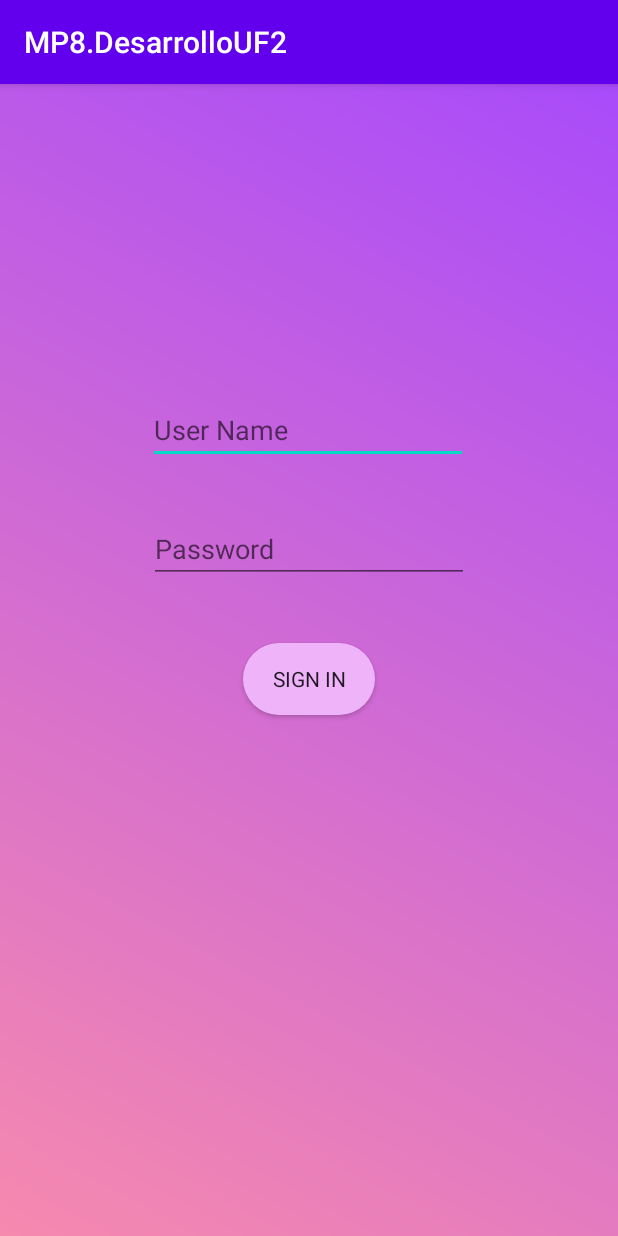
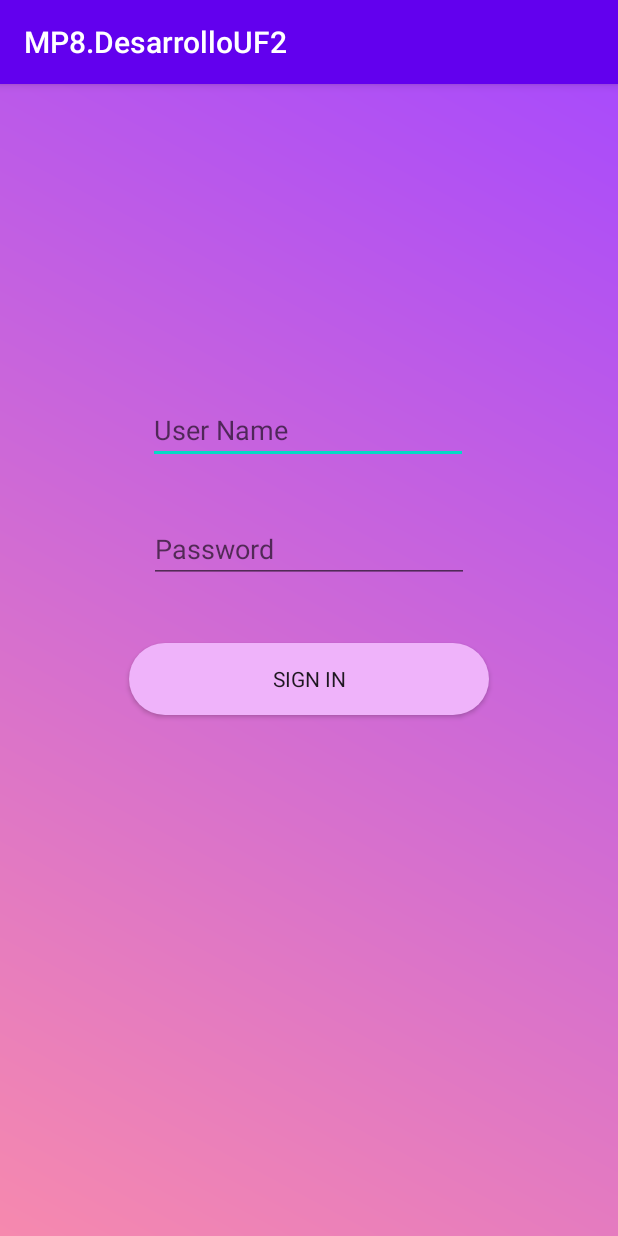
Before and after one commit to cosmopod/MP8DesarrolloUF2, an Android app: the LoginActivity screen opened directly, with no data from a screen before it, on a phone screen of 412 x 824 dp. Run offline under Robolectric (Android 15) with nearby library versions, the light colour scheme and no system bars; Roboto replaces fonts that are not available here.

Commit message:
adjunst button width

```diff
--- a/app/src/main/res/layout/activity_login.xml
+++ b/app/src/main/res/layout/activity_login.xml
@@ -40,9 +40,13 @@
 
     <Button
         android:id="@+id/loginActvityBtn"
-        android:layout_width="wrap_content"
+        android:layout_width="match_parent"
         android:layout_height="wrap_content"
+        android:layout_marginStart="86dp"
+        android:layout_marginLeft="86dp"
         android:layout_marginTop="40dp"
+        android:layout_marginEnd="86dp"
+        android:layout_marginRight="86dp"
         android:background="@drawable/btn_rounded"
         android:fontFamily="@font/atomic_age"
         android:text="@string/sign_in"
```
